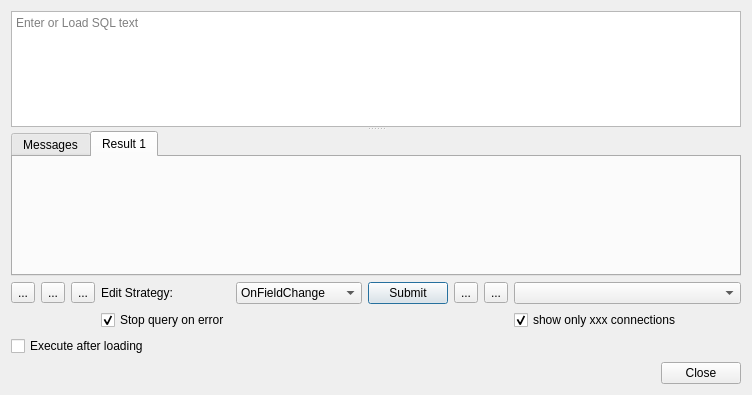
Above: ui/querydialog.ui from allenck/mapper before the change. Below: the same form after it.
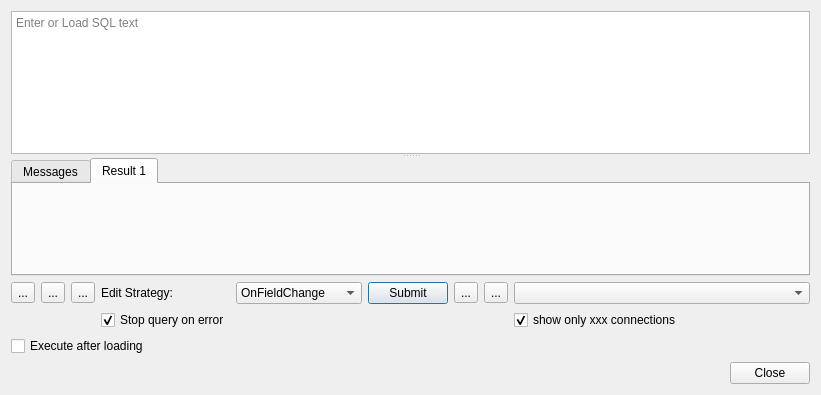
That is the form after the change. Icons and pictures are not drawn.

Commit message: adjust stretch factors for qurrydialog window

```diff
--- a/ui/querydialog.ui
+++ b/ui/querydialog.ui
@@ -6,7 +6,7 @@
    <rect>
     <x>0</x>
     <y>0</y>
-    <width>752</width>
+    <width>821</width>
     <height>395</height>
    </rect>
   </property>
@@ -55,6 +55,12 @@
       <enum>Qt::Orientation::Vertical</enum>
      </property>
      <widget class="QTextEdit" name="editQuery">
+      <property name="sizePolicy">
+       <sizepolicy hsizetype="Expanding" vsizetype="Expanding">
+        <horstretch>0</horstretch>
+        <verstretch>2</verstretch>
+       </sizepolicy>
+      </property>
       <property name="toolTip">
        <string>&lt;html&gt;&lt;head/&gt;&lt;body&gt;&lt;p&gt;Enter an SQL query. if more than one query is to be performed terminate each with a semicolon. To execute only one query, higlight it. Then click on the execute utton.&lt;/p&gt;&lt;/body&gt;&lt;/html&gt;</string>
       </property>
@@ -66,6 +72,12 @@
       <property name="enabled">
        <bool>true</bool>
       </property>
+      <property name="sizePolicy">
+       <sizepolicy hsizetype="Expanding" vsizetype="Expanding">
+        <horstretch>0</horstretch>
+        <verstretch>1</verstretch>
+       </sizepolicy>
+      </property>
       <property name="currentIndex">
        <number>1</number>
       </property>
```
The commit also changes 3 other files.
